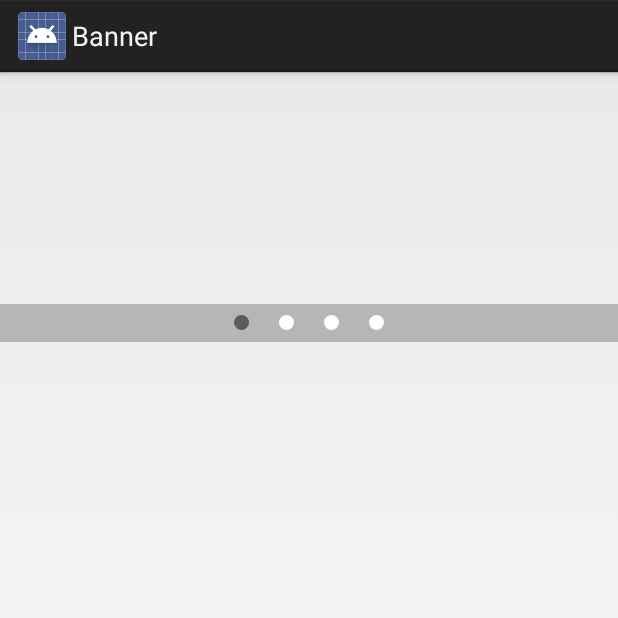
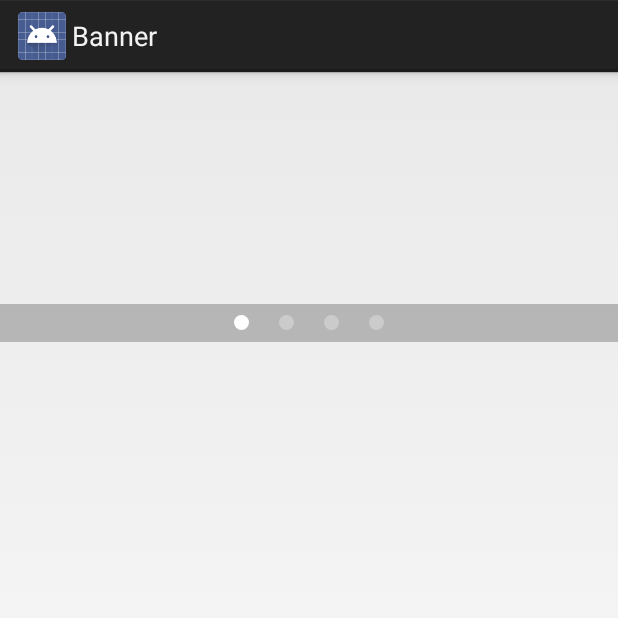
Before and after one commit to oxsource/carousel, an Android app: the first screen one second after launch (MainActivity), on a phone screen of 412 x 824 dp, the top half of it. Run offline under Robolectric (Android 15) with nearby library versions, the phone set to English and light mode, and no system bars; pictures from the network do not load.

Commit message:
新增OnSelectListener

```diff
--- a/library/src/main/java/com/oxsource/banner/IndicatorView.java
+++ b/library/src/main/java/com/oxsource/banner/IndicatorView.java
@@ -48,14 +48,30 @@ public class IndicatorView extends LinearLayout {
         return TypedValue.applyDimension(TypedValue.COMPLEX_UNIT_DIP, dp, dm);
     }
 
+    public interface OnSelectListener {
+        void select(int index);
+    }
+
+    private OnSelectListener listener;
+
+    public void setSelectListener(OnSelectListener listener) {
+        this.listener = listener;
+    }
+
     /**
      * 修改选中状态
      *
      * @param index
      */
     public void current(int index) {
+        if (index < 0 || index >= getChildCount()) {
+            return;
+        }
         for (int i = 0; i < getChildCount(); ++i) {
             getChildAt(i).setBackground(i == index ? selectDrawable : normalDrawable);
+        }
+        if (null != listener) {
+            listener.select(index);
         }
     }
 
--- a/library/src/main/res/drawable/shape_indicator_normal.xml
+++ b/library/src/main/res/drawable/shape_indicator_normal.xml
@@ -1,5 +1,5 @@
 <?xml version="1.0" encoding="utf-8"?>
 <shape xmlns:android="http://schemas.android.com/apk/res/android"
     android:shape="oval">
-    <solid android:color="#ffffff" />
+    <solid android:color="#4CFFFFFF" />
 </shape>
--- a/library/src/main/res/drawable/shape_indicator_select.xml
+++ b/library/src/main/res/drawable/shape_indicator_select.xml
@@ -1,5 +1,5 @@
 <?xml version="1.0" encoding="utf-8"?>
 <shape xmlns:android="http://schemas.android.com/apk/res/android"
     android:shape="oval">
-    <solid android:color="#5c5c5c" />
+    <solid android:color="#FFFFFF" />
 </shape>
```
